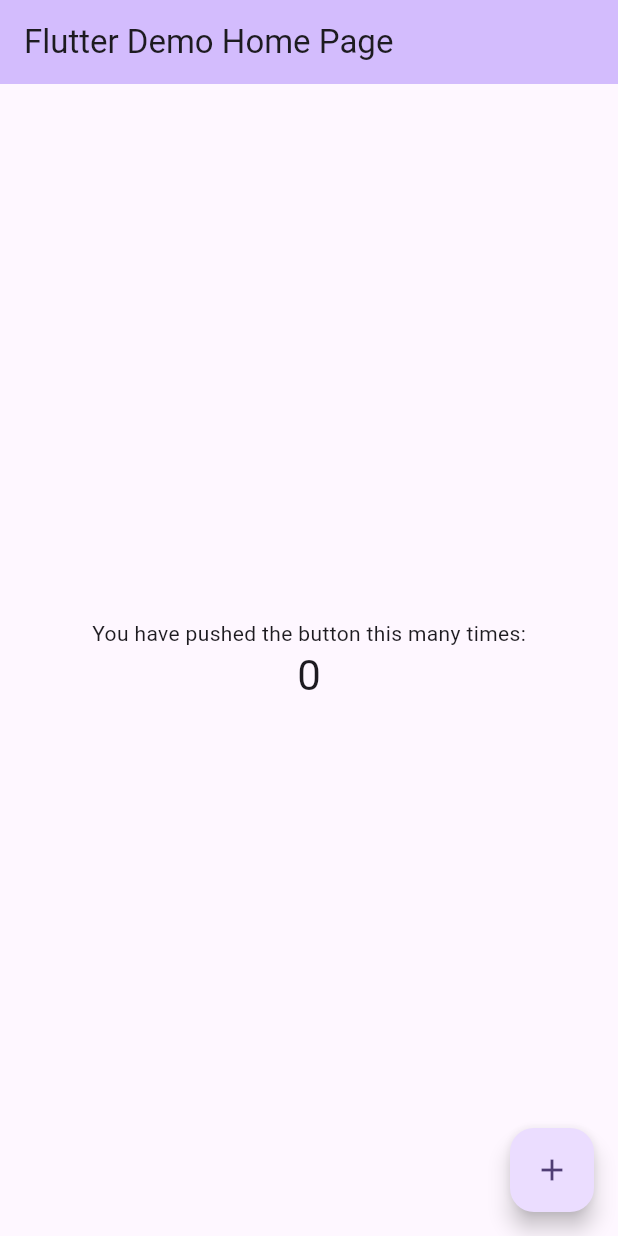
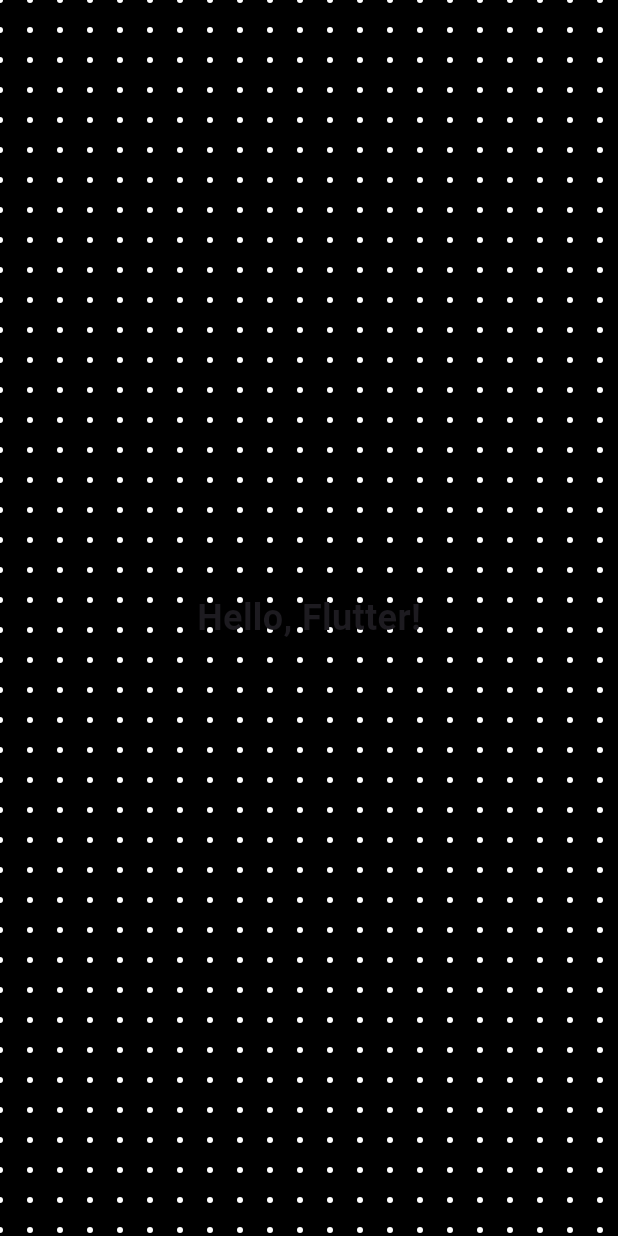
Before and after one commit to shohag7552/website_app, a Flutter app: the screen it shows after launch, on a phone screen of 412 x 824 dp. Run offline on Flutter 3.47's test engine with Material 3 defaults, Android fonts, the light colour scheme and no system bars.

Commit message:
background implemented

```diff
--- /dev/null
+++ b/lib/home_page.dart
@@ -0,0 +1,65 @@
+import 'package:flutter/material.dart';
+class HomePage extends StatelessWidget {
+  const HomePage({super.key});
+
+  @override
+  Widget build(BuildContext context) {
+    return Scaffold(
+      body: InteractiveViewer(
+        // boundaryMargin: EdgeInsets.all(20),
+        minScale: 0.5,
+        maxScale: 3.0,
+        onInteractionUpdate: (details) {
+          print('Scale: ${details.scale}');
+        },
+        child: CustomPaint(
+          painter: DottedBackgroundPainter(backgroundColor: Colors.black),
+          child: Center(
+            child: Text(
+              'Hello, Flutter!',
+              style: TextStyle(fontSize: 24, fontWeight: FontWeight.bold),
+            ),
+          ),
+        ),
+      ),
+    );
+  }
+}
+
+class DottedBackgroundPainter extends CustomPainter {
+  final Color? backgroundColor;
+  final Paint _backgroundPaint;
+  final Paint _dotPaint;
+
+  DottedBackgroundPainter({this.backgroundColor})
+      : _backgroundPaint = Paint()..color = backgroundColor ?? Colors.transparent,
+        _dotPaint = Paint()
+          ..color = Colors.white
+          ..style = PaintingStyle.fill;
+
+  @override
+  void paint(Canvas canvas, Size size) {
+    // Draw background color
+    if (backgroundColor != null) {
+      final rect = Rect.fromLTWH(0, 0, size.width, size.height);
+      canvas.drawRect(rect, _backgroundPaint);
+    }
+
+    // Draw dots pattern
+    _drawDots(canvas, size);
+  }
+
+  void _drawDots(Canvas canvas, Size size) {
+    const double dotSpacing = 20.0; // Spacing between dots
+    const double dotSize = 2.0; // Dot size
+
+    for (double y = 0; y < size.height; y += dotSpacing) {
+      for (double x = 0; x < size.width; x += dotSpacing) {
+        canvas.drawCircle(Offset(x, y), dotSize, _dotPaint);
+      }
+    }
+  }
+
+  @override
+  bool shouldRepaint(covariant CustomPainter oldDelegate) => false;
+}
--- a/lib/main.dart
+++ b/lib/main.dart
@@ -1,4 +1,5 @@
 import 'package:flutter/material.dart';
+import 'package:website_app/home_page.dart';
 
 void main() {
   runApp(const MyApp());
@@ -31,7 +32,8 @@
         colorScheme: ColorScheme.fromSeed(seedColor: Colors.deepPurple),
         useMaterial3: true,
       ),
-      home: const MyHomePage(title: 'Flutter Demo Home Page'),
+      home: HomePage(),
+      // home: const MyHomePage(title: 'Flutter Demo Home Page'),
     );
   }
 }
```
